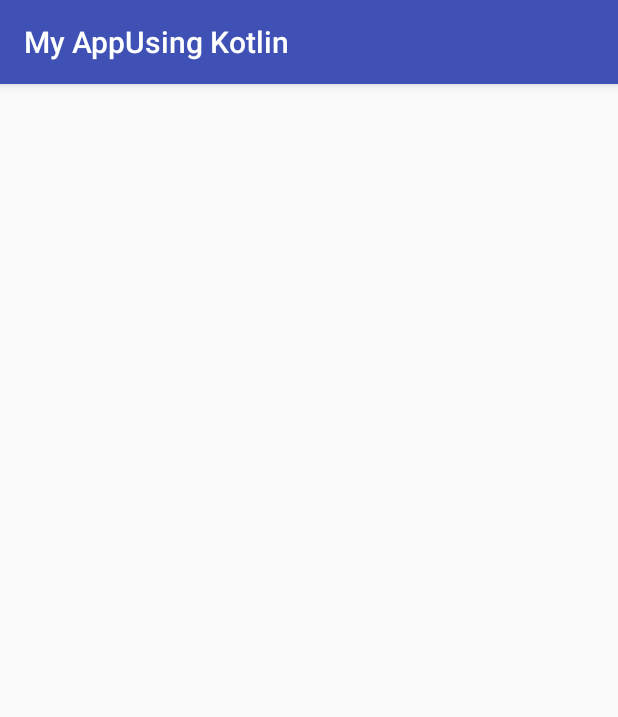
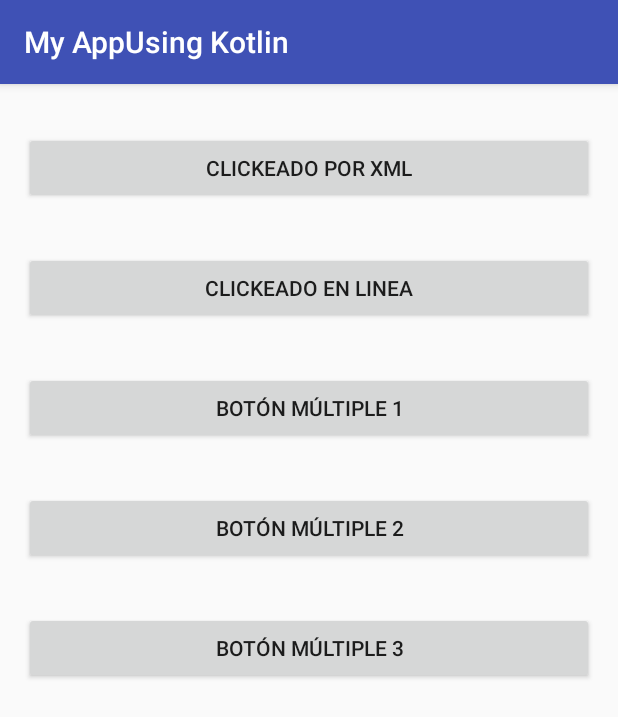
Before and after one commit to guillermounivalle/MyAppUsingKotlin, an Android app: the ClickEventeActivity screen opened directly, with no data from a screen before it, on a phone screen of 412 x 824 dp. Shown: the top 717 px of the screen. Run offline under Robolectric (Android 15) with nearby library versions, the phone set to English and light mode, and no system bars.

Commit message:
Application of the differents clicks options

```diff
--- a/app/src/main/java/com/example/guillermoandres/myappusingkotlin/Activities/ClickEventeActivity.kt
+++ b/app/src/main/java/com/example/guillermoandres/myappusingkotlin/Activities/ClickEventeActivity.kt
@@ -2,13 +2,53 @@ package com.example.guillermoandres.myappusingkotlin.Activities
 
 import android.support.v7.app.AppCompatActivity
 import android.os.Bundle
+import android.view.View
+import android.widget.Button
+import android.widget.Toast
 import com.example.guillermoandres.myappusingkotlin.R
 
 
-class ClickEventeActivity : AppCompatActivity() {
+class ClickEventeActivity : AppCompatActivity(), View.OnLongClickListener {
 
     override fun onCreate(savedInstanceState: Bundle?) {
         super.onCreate(savedInstanceState)
         setContentView(R.layout.activity_click_evente)
+
+        //Captura de botones
+        val button1 = findViewById<Button>(R.id.buttonClickMulti1)
+        val button2 = findViewById<Button>(R.id.buttonClickMulti2)
+        val button3 = findViewById<Button>(R.id.buttonClickMulti3)
+
+        button1.setOnLongClickListener(this)
+        button2.setOnLongClickListener(this)
+        button3.setOnLongClickListener(this)
+        clickInLine()
     }
+
+    // 1. Click en XML
+    // 2. Click en en linea
+    // 1. Click en por ID´s
+
+    //Reglas obligatorias para clicks en XML
+    //El método debes ser público. Los nombres tienen que coincidir. Recibe un solo parametro
+    fun xmlClick(view: View){
+        Toast.makeText(this, "Clickeado por XML", Toast.LENGTH_LONG).show()
+    }
+
+    //En linea
+    private fun clickInLine(){
+        val btn = findViewById<Button>(R.id.buttonClickInLine)
+        btn.setOnClickListener{Toast.makeText(this, "Clickeado en Linea", Toast.LENGTH_LONG).show()}
+    }
+
+    override fun onLongClick(v: View): Boolean {
+        when(v.id){
+            R.id.buttonClickMulti1 -> Toast.makeText(this, "Clickeado Multi1", Toast.LENGTH_LONG).show()
+            R.id.buttonClickMulti2 -> Toast.makeText(this, "Clickeado Multi2", Toast.LENGTH_LONG).show()
+            R.id.buttonClickMulti3 -> Toast.makeText(this, "Clickeado Multi3", Toast.LENGTH_LONG).show()
+        }
+        return true
+    }
+
+
 }
--- a/app/src/main/res/layout/activity_click_evente.xml
+++ b/app/src/main/res/layout/activity_click_evente.xml
@@ -6,4 +6,64 @@
     android:layout_height="match_parent"
     tools:context=".Activities.ClickEventeActivity">
 
+    <Button
+        android:id="@+id/buttonClickXML"
+        android:layout_width="0dp"
+        android:layout_height="wrap_content"
+        android:layout_marginEnd="16dp"
+        android:layout_marginStart="16dp"
+        android:layout_marginTop="32dp"
+        android:text="@string/button_ClicXML"
+        android:onClick="xmlClick"
+        app:layout_constraintEnd_toEndOf="parent"
+        app:layout_constraintStart_toStartOf="parent"
+        app:layout_constraintTop_toTopOf="parent" />
+
+    <Button
+        android:id="@+id/buttonClickInLine"
+        android:layout_width="0dp"
+        android:layout_height="wrap_content"
+        android:layout_marginEnd="16dp"
+        android:layout_marginStart="16dp"
+        android:layout_marginTop="32dp"
+        android:text="@string/button_Click_Line"
+        app:layout_constraintEnd_toEndOf="parent"
+        app:layout_constraintStart_toStartOf="parent"
+        app:layout_constraintTop_toBottomOf="@+id/buttonClickXML" />
+
+    <Button
+        android:id="@+id/buttonClickMulti1"
+        android:layout_width="0dp"
+        android:layout_height="wrap_content"
+        android:layout_marginEnd="16dp"
+        android:layout_marginStart="16dp"
+        android:layout_marginTop="32dp"
+        android:text="@string/button_Multi_1"
+        app:layout_constraintEnd_toEndOf="parent"
+        app:layout_constraintStart_toStartOf="parent"
+        app:layout_constraintTop_toBottomOf="@+id/buttonClickInLine" />
+
+    <Button
+        android:id="@+id/buttonClickMulti2"
+        android:layout_width="0dp"
+        android:layout_height="wrap_content"
+        android:layout_marginEnd="16dp"
+        android:layout_marginStart="16dp"
+        android:layout_marginTop="32dp"
+        android:text="@string/button_Multi_2"
+        app:layout_constraintEnd_toEndOf="parent"
+        app:layout_constraintStart_toStartOf="parent"
+        app:layout_constraintTop_toBottomOf="@+id/buttonClickMulti1" />
+
+    <Button
+        android:id="@+id/buttonClickMulti3"
+        android:layout_width="0dp"
+        android:layout_height="wrap_content"
+        android:layout_marginEnd="16dp"
+        android:layout_marginStart="16dp"
+        android:layout_marginTop="32dp"
+        android:text="@string/button_Multi_3"
+        app:layout_constraintEnd_toEndOf="parent"
+        app:layout_constraintStart_toStartOf="parent"
+        app:layout_constraintTop_toBottomOf="@+id/buttonClickMulti2" />
 </android.support.constraint.ConstraintLayout>
--- a/app/src/main/res/values/strings.xml
+++ b/app/src/main/res/values/strings.xml
@@ -9,6 +9,10 @@
     <string name="button_to_permissions">7. Ir a permissions</string>
     <string name="button_to_shared_preferences">8. Ir a Shared Preferences</string>
     <string name="button_to_Extensions_functions">9. Irt a Extensions functions</string>
-
+    <string name="button_ClicXML">Clickeado por XML</string>
+    <string name="button_Click_Line">Clickeado en linea</string>
+    <string name="button_Multi_1">Botón Múltiple 1</string>
+    <string name="button_Multi_2">Botón Múltiple 2</string>
+    <string name="button_Multi_3">Botón Múltiple 3</string>
 
 </resources>
```
